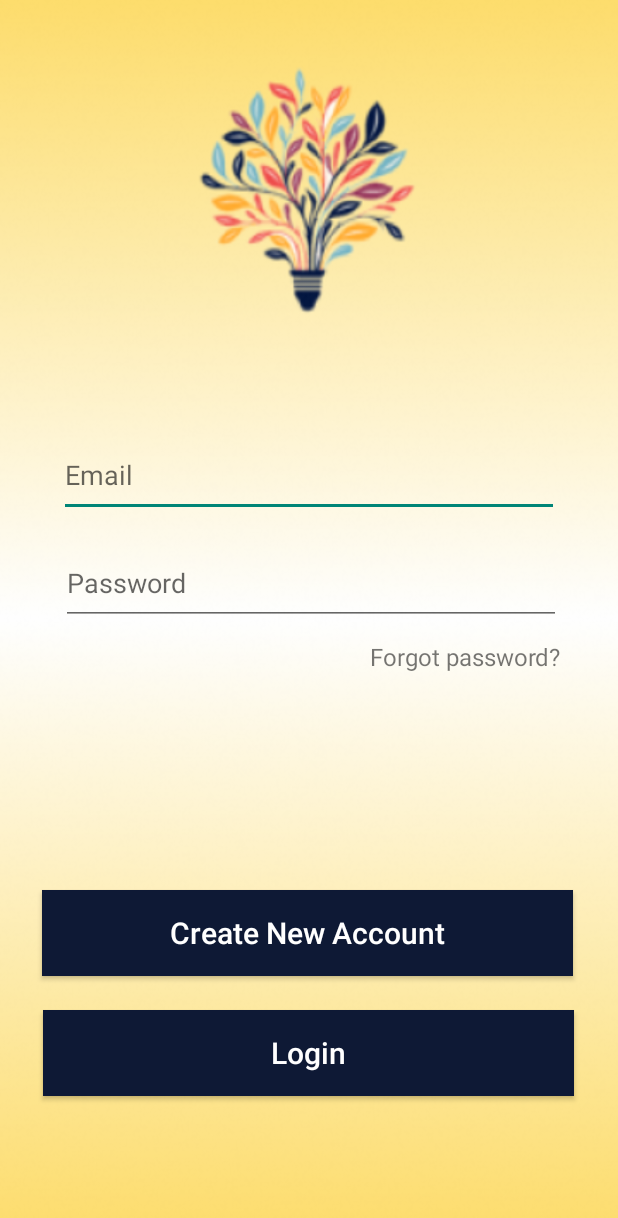
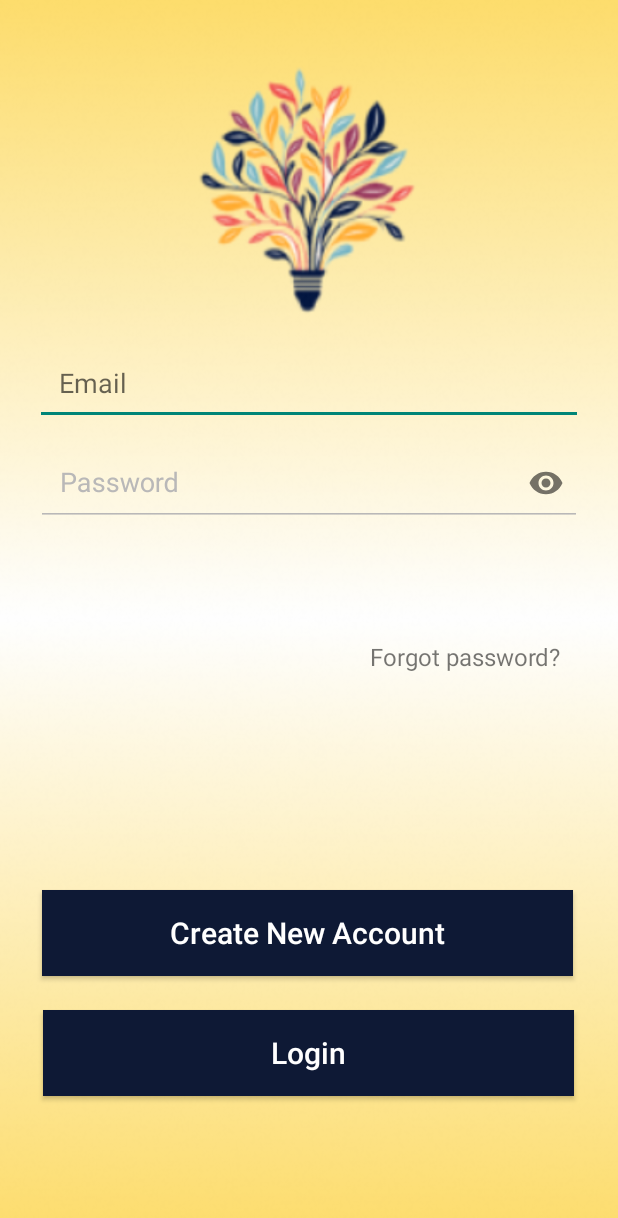
Before and after one commit to AnaPadurean/NLPApp, an Android app: the screen it shows after launch (MainActivity), on a phone screen of 412 x 824 dp. Shown: the top 1218 px of the screen. Run offline under Robolectric (Android 15) with nearby library versions, the phone set to English and light mode, and no system bars.

Commit message:
Pass resolved

```diff
--- a/app/src/main/AndroidManifest.xml
+++ b/app/src/main/AndroidManifest.xml
@@ -13,7 +13,7 @@
         android:theme="@style/Theme.MyApplication"
         tools:targetApi="31">
         <activity
-            android:name=".loginPage"
+            android:name=".LoginPage"
             android:exported="false" />
         <activity
             android:name=".MainActivity"
--- a/app/src/main/res/layout/activity_login_page.xml
+++ b/app/src/main/res/layout/activity_login_page.xml
@@ -59,66 +59,53 @@
         app:layout_constraintTop_toTopOf="parent"
         tools:ignore="MissingConstraints" />
 
+    <!--    <androidx.constraintlayout.widget.ConstraintLayout-->
+    <!--        android:id="@+id/textInputLayout"-->
+    <!--        android:layout_width="match_parent"-->
+    <!--        android:layout_height="match_parent"-->
+    <!--        app:passwordToggleEnabled="true"-->
+    <!--        tools:layout_editor_absoluteX="0dp"-->
+    <!--        tools:layout_editor_absoluteY="0dp">-->
+
     <EditText
         android:id="@+id/editTextTextEmailAddress"
-        android:layout_width="333dp"
-        android:layout_height="55dp"
-        android:layout_marginStart="39dp"
-        android:layout_marginTop="243dp"
-        android:layout_marginBottom="433dp"
+        android:layout_width="365dp"
+        android:layout_height="51dp"
+        android:layout_marginStart="23dp"
+        android:layout_marginTop="232dp"
+        android:layout_marginEnd="23dp"
         android:ems="10"
+        android:hint="Email"
         android:inputType="textEmailAddress"
-        android:hint="Email"
-        app:layout_constraintBottom_toBottomOf="parent"
+        android:padding="16dp"
+        app:layout_constraintEnd_toEndOf="parent"
         app:layout_constraintStart_toStartOf="parent"
         app:layout_constraintTop_toTopOf="parent"
         tools:ignore="MissingConstraints" />
 
-    <EditText
-        android:id="@+id/editTextTextPassword"
-        android:layout_width="333dp"
-        android:layout_height="55dp"
-        android:layout_marginStart="40dp"
-        android:layout_marginTop="315dp"
-        android:layout_marginEnd="38dp"
-        android:layout_marginBottom="361dp"
-        android:ems="10"
-        android:inputType="textVisiblePassword"
-        android:hint="Password"
-
-        app:layout_constraintBottom_toBottomOf="parent"
+    <com.google.android.material.textfield.TextInputLayout
+        android:id="@+id/textInputLayout"
+        android:layout_width="match_parent"
+        android:layout_height="wrap_content"
+        android:textColorHint="#B9B8B8"
         app:layout_constraintEnd_toEndOf="parent"
         app:layout_constraintStart_toStartOf="parent"
-        app:layout_constraintTop_toTopOf="parent"
-
-        tools:ignore="DuplicateIds,MissingConstraints" />
-
-    <androidx.constraintlayout.widget.ConstraintLayout
-        android:id="@+id/textInputLayout"
-        android:layout_width="match_parent"
-
-        android:layout_height="match_parent"
-        app:passwordToggleEnabled="true"
-        tools:layout_editor_absoluteX="0dp"
-        tools:layout_editor_absoluteY="0dp">
+        app:layout_constraintTop_toBottomOf="@id/editTextTextEmailAddress"
+        app:passwordToggleEnabled="true">
 
         <EditText
-            android:id="@+id/editText"
-            android:layout_width="333dp"
-            android:layout_height="55dp"
-
-            android:layout_marginStart="40dp"
-            android:layout_marginTop="11dp"
-            android:layout_marginBottom="958dp"
-            android:ems="10"
+            android:id="@+id/register_password"
+            android:layout_width="match_parent"
+            android:layout_height="wrap_content"
+            android:layout_marginLeft="24dp"
+            android:layout_marginRight="24dp"
+            android:backgroundTint="#B9B8B8"
             android:hint="Password"
             android:inputType="textPassword"
             android:padding="16dp"
-            android:textSize="18sp"
-            app:layout_constraintBottom_toBottomOf="parent"
-            app:layout_constraintStart_toStartOf="parent"
-            app:layout_constraintTop_toTopOf="parent" />
-    </androidx.constraintlayout.widget.ConstraintLayout>
+            android:textSize="18sp" />
+    </com.google.android.material.textfield.TextInputLayout>
+    <!--    </androidx.constraintlayout.widget.ConstraintLayout>-->
 
 
 </androidx.constraintlayout.widget.ConstraintLayout>
--- a/app/src/main/res/values/strings.xml
+++ b/app/src/main/res/values/strings.xml
@@ -4,4 +4,5 @@
     <string name="forgot_password">Forgot password?</string>
     <string name="Email">TextView</string>
     <string name="Password" />
+    <string name="password">Password</string>
 </resources>
```
